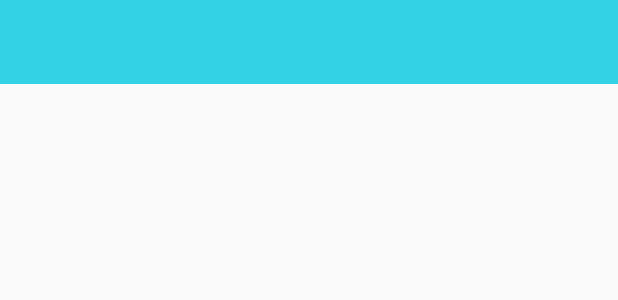
After one commit to sharma-shweta/T4I_Path, an Android app: the layout toolbar.xml on its own in the app's theme, with its tools: preview values and no code run, on a phone screen of 412 x 824 dp. The commit adds this screen. Shown: the top 300 px of the screen. Run offline under Robolectric (Android 15) with nearby library versions, the phone set to English and light mode, and no system bars.

Commit message:
added action bar with menu

```diff
--- a/app/src/main/AndroidManifest.xml
+++ b/app/src/main/AndroidManifest.xml
@@ -8,7 +8,7 @@
         android:label="@string/app_name"
         android:supportsRtl="true"
         android:theme="@style/AppTheme">
-        <activity android:name=".ClassroomData">
+        <activity android:name=".MainActivity">
             <intent-filter>
                 <action android:name="android.intent.action.MAIN" />
 
@@ -28,10 +28,8 @@
         <activity android:name=".SelectSchoolActivity" />
         <activity android:name=".AddStudentActivity" />
         <activity android:name=".BaseActivity" />
-        <!--<activity android:name=".ClassroomData" />-->
+        <activity android:name=".ClassroomData" />
         <activity android:name=".ExplorePath" />
-        <!-- <activity android:name=".PathHome"/> -->
-        <!--<activity android:name=".SubjectAnalyticsAdapter"></activity>-->
     </application>
 
 </manifest>
--- a/app/src/main/res/layout/activity_classroom_data.xml
+++ b/app/src/main/res/layout/activity_classroom_data.xml
@@ -5,6 +5,8 @@
     android:layout_height="match_parent"
     android:orientation="vertical"
     android:fitsSystemWindows="true">
+
+    <include android:id="@+id/path_toolbar" layout="@layout/toolbar" />
 
     <android.support.design.widget.TabLayout
         android:id="@+id/sliding_tabs"
--- /dev/null
+++ b/app/src/main/res/layout/toolbar.xml
@@ -0,0 +1,12 @@
+<?xml version="1.0" encoding="utf-8"?>
+
+
+<android.support.v7.widget.Toolbar xmlns:android="http://schemas.android.com/apk/res/android"
+    xmlns:app="http://schemas.android.com/apk/res-auto"
+    xmlns:tools="http://schemas.android.com/tools"
+    android:layout_width="match_parent"
+    android:layout_height="?attr/actionBarSize"
+    android:theme="@style/ThemeOverlay.AppCompat.Dark.ActionBar"
+    android:background="#33d3e5"
+    app:popupTheme="@style/ThemeOverlay.AppCompat.Light"
+    app:layout_scrollFlags="scroll|enterAlways"/>
```
Also changed, not shown: app/src/main/java/com/android/path/ClassroomData.java (+39 -0 lines), app/src/main/res/menu/path_actions_menu.xml (added, +11 -0 lines).
